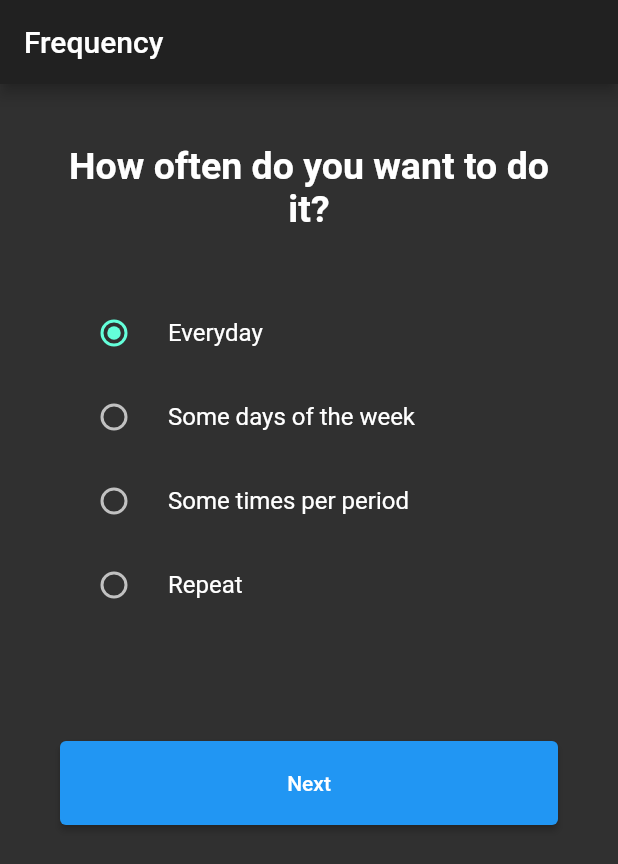
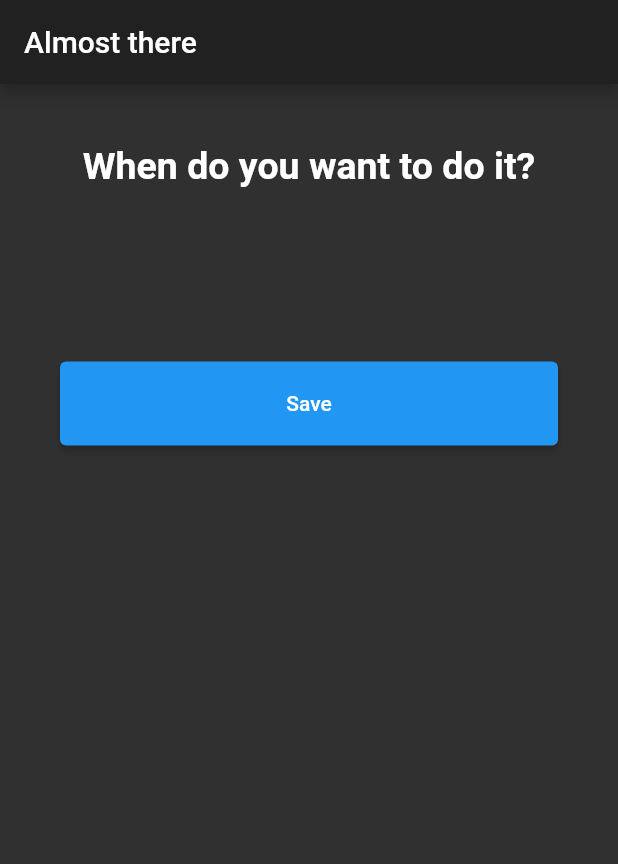
Before and after one commit to melvinodsa/habit-app, a Flutter app: the screen it shows after launch, on a phone screen of 412 x 824 dp. Shown: the top 864 px of the screen. Run offline on Flutter 3.47's test engine with Material 2 defaults, Android fonts, the light colour scheme and no system bars; our stand-ins replace flutter_svg.

Commit message:
Added final habit creation screen

```diff
--- a/lib/screens/habits/new_habit/habit_frequency.dart
+++ b/lib/screens/habits/new_habit/habit_frequency.dart
@@ -1,6 +1,7 @@
 import 'package:flutter/material.dart';
 import 'package:habit/config/index.dart';
 import 'package:habit/models/habit.dart';
+import 'package:habit/screens/habits/new_habit/habit_when.dart';
 
 class HabitFrequency extends StatefulWidget {
   HabitFrequency({Key? key, required this.config, required this.habit})
@@ -38,7 +39,7 @@ class _HabitFrequencyState extends State<HabitFrequency> {
           Navigator.push(
             context,
             MaterialPageRoute(
-              builder: (context) => HabitFrequency(
+              builder: (context) => HabitWhen(
                   config: this.widget.config, habit: this.widget.habit),
             ),
           )
--- /dev/null
+++ b/lib/screens/habits/new_habit/habit_when.dart
@@ -0,0 +1,92 @@
+import 'package:flutter/material.dart';
+import 'package:habit/config/index.dart';
+import 'package:habit/models/habit.dart';
+
+class HabitWhen extends StatefulWidget {
+  HabitWhen({Key? key, required this.config, required this.habit})
+      : super(key: key);
+
+  final AppConfig config;
+  final Habit habit;
+
+  @override
+  _HabitWhenState createState() => _HabitWhenState();
+}
+
+class _HabitWhenState extends State<HabitWhen> {
+  bool _isNextButtonEnabled = true;
+  String _errorMessage = "";
+  @override
+  Widget build(BuildContext context) {
+    return Scaffold(
+      appBar: AppBar(title: Text("Almost there")),
+      body: _buildBody(),
+    );
+  }
+
+  @override
+  void dispose() {
+    super.dispose();
+  }
+
+  Widget _buildBody() {
+    return Container(
+      margin: EdgeInsets.all(40),
+      child: Column(
+        children: [
+          _buildQuestion(),
+          _buildInputs(),
+          _buildSaveButton(),
+        ],
+      ),
+    );
+  }
+
+  Widget _buildQuestion() {
+    return Center(
+      child: Container(
+        margin: EdgeInsets.only(bottom: 40),
+        child: Text(
+          "When do you want to do it?",
+          textAlign: TextAlign.center,
+          style: TextStyle(
+            fontSize: 25,
+            fontWeight: FontWeight.bold,
+          ),
+        ),
+      ),
+    );
+  }
+
+  Widget _buildInputs() {
+    return Container(
+      margin: EdgeInsets.only(bottom: 40),
+      child: Column(
+        children: [],
+      ),
+    );
+  }
+
+  Widget _buildSaveButton() {
+    return Column(
+      children: [
+        Container(
+          margin: EdgeInsets.only(bottom: 20),
+          child: Text(
+            _errorMessage,
+            style: TextStyle(color: Colors.redAccent),
+          ),
+        ),
+        Container(
+            width: MediaQuery.of(context).size.width - 80,
+            child: ElevatedButton(
+              onPressed: this._isNextButtonEnabled ? () => {} : null,
+              style: ElevatedButton.styleFrom(
+                padding: EdgeInsets.only(top: 20, bottom: 20),
+              ),
+              child: Text("Save"),
+            )),
+      ],
+    );
+  }
+}
--- a/lib/screens/index.dart
+++ b/lib/screens/index.dart
@@ -2,7 +2,7 @@ import 'package:flutter/material.dart';
 import 'package:habit/config/index.dart';
 import 'package:habit/models/card_data.dart';
 import 'package:habit/models/habit.dart';
-import 'package:habit/screens/habits/new_habit/habit_frequency.dart';
+import 'package:habit/screens/habits/new_habit/habit_when.dart';
 
 class Screens extends StatelessWidget {
   Screens({required this.config});
@@ -13,7 +13,7 @@ class Screens extends StatelessWidget {
       title: 'Habits',
       debugShowCheckedModeBanner: false,
       theme: config.theme,
-      home: HabitFrequency(
+      home: HabitWhen(
         config: config,
         habit: Habit(
             category: Category(
```
